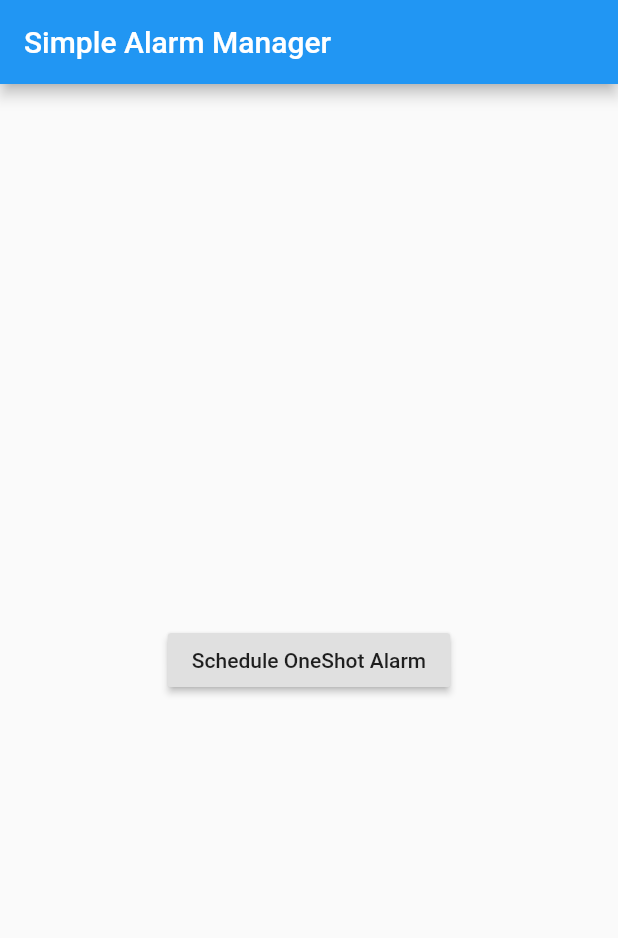
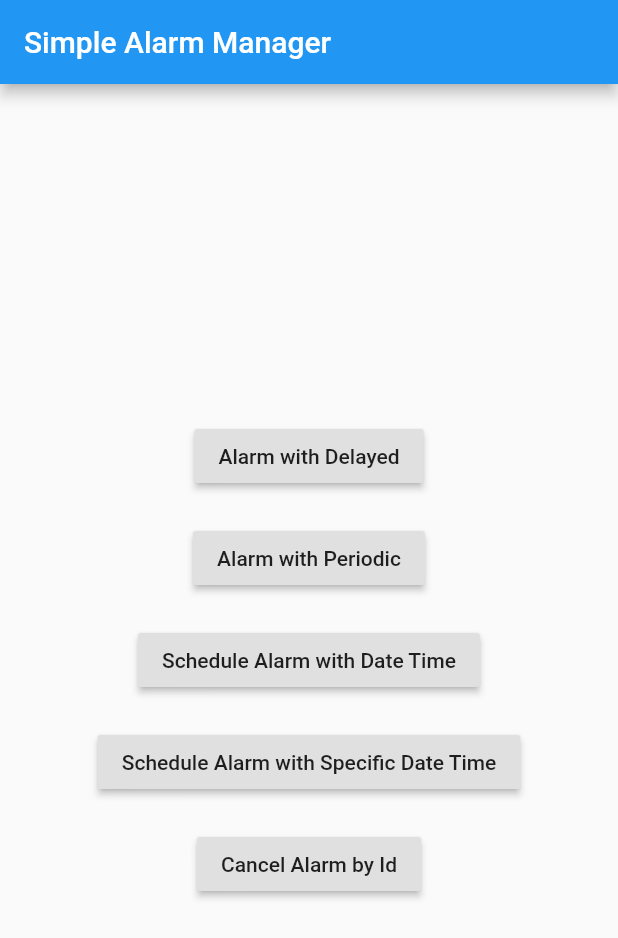
Before and after one commit to rrifafauzikomara/simple_android_alarm_manager, a Flutter app: the screen it shows after launch, on a phone screen of 412 x 824 dp. Shown: the top 938 px of the screen. Run offline on Flutter 3.47's test engine with Material 2 defaults, Android fonts, the phone set to English and light mode, and no system bars; missing offline and left inert: android_alarm_manager.

Commit message:
add other background task with specific date time

```diff
--- a/lib/ui/home_page.dart
+++ b/lib/ui/home_page.dart
@@ -1,8 +1,7 @@
-import 'dart:math';
-
 import 'package:android_alarm_manager/android_alarm_manager.dart';
 import 'package:flutter/material.dart';
 import 'package:simple_android_alarm_manager/utils/background_service.dart';
+import 'package:simple_android_alarm_manager/utils/date_time_helper.dart';
 
 class HomePage extends StatefulWidget {
   final String title;
@@ -27,20 +26,80 @@ class _HomePageState extends State<HomePage> {
         title: Text(widget.title),
       ),
       body: Center(
-        child: RaisedButton(
+        child: Column(
+          mainAxisSize: MainAxisSize.min,
+          children: [
+            RaisedButton(
               child: Text(
-            'Schedule OneShot Alarm',
+                'Alarm with Delayed',
               ),
               onPressed: () async {
-            await AndroidAlarmManager.oneShotAt(
-              DateTime.now().add(Duration(seconds: 5)),
-              Random().nextInt(pow(2, 31)),
+                await AndroidAlarmManager.oneShot(
+                  Duration(seconds: 5),
+                  1,
                   BackgroundService.callback,
                   exact: true,
                   wakeup: true,
                 );
               },
             ),
+            SizedBox(height: 20),
+            RaisedButton(
+              child: Text(
+                'Alarm with Periodic',
+              ),
+              onPressed: () async {
+                await AndroidAlarmManager.periodic(
+                  Duration(seconds: 5),
+                  2,
+                  BackgroundService.callback,
+                  startAt: DateTime.now(),
+                  exact: true,
+                  wakeup: true,
+                );
+              },
+            ),
+            SizedBox(height: 20),
+            RaisedButton(
+              child: Text(
+                'Schedule Alarm with Date Time',
+              ),
+              onPressed: () async {
+                await AndroidAlarmManager.oneShotAt(
+                  DateTime.now().add(Duration(seconds: 5)),
+                  3,
+                  BackgroundService.callback,
+                  exact: true,
+                  wakeup: true,
+                );
+              },
+            ),
+            SizedBox(height: 20),
+            RaisedButton(
+              child: Text(
+                'Schedule Alarm with Specific Date Time',
+              ),
+              onPressed: () async {
+                await AndroidAlarmManager.oneShotAt(
+                  DateTimeHelper.format(),
+                  4,
+                  BackgroundService.callback,
+                  exact: true,
+                  wakeup: true,
+                );
+              },
+            ),
+            SizedBox(height: 20),
+            RaisedButton(
+              child: Text(
+                'Cancel Alarm by Id',
+              ),
+              onPressed: () async {
+                await AndroidAlarmManager.cancel(2);
+              },
+            ),
+          ],
+        ),
       ),
     );
   }
--- a/pubspec.yaml
+++ b/pubspec.yaml
@@ -29,6 +29,7 @@ dependencies:
   # Use with the CupertinoIcons class for iOS style icons.
   cupertino_icons: ^0.1.3
   android_alarm_manager: ^0.4.5+11
+  intl: ^0.16.1
 
 dev_dependencies:
   flutter_test:
```
Also changed, not shown: lib/utils/date_time_helper.dart (added, +14 -0 lines), pubspec.lock. Lines whose indentation alone changed are shown as unchanged.
